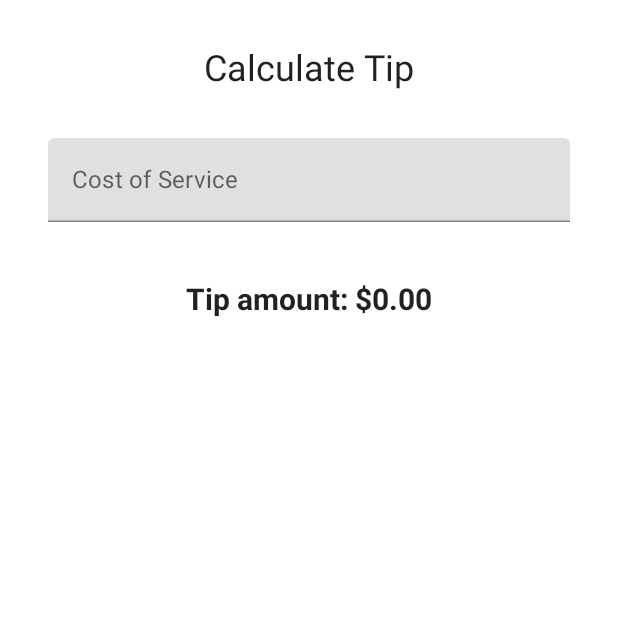
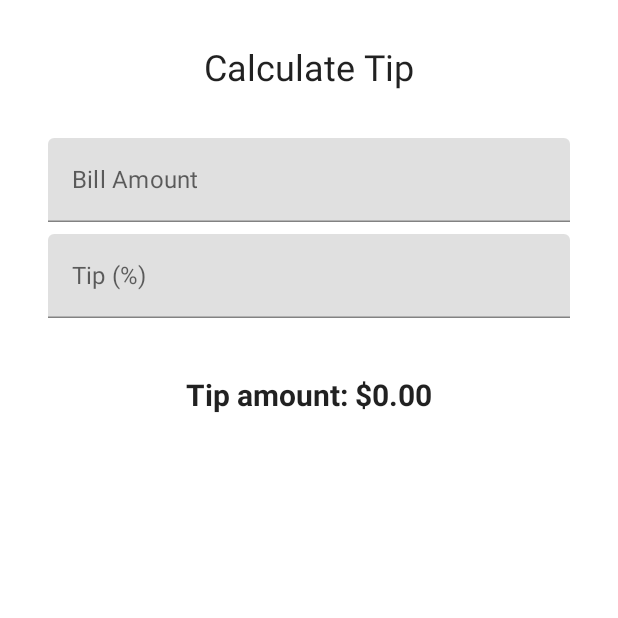
Before and after one commit to khairunsh/TipTime, an Android app built with Jetpack Compose: the screen it shows after launch (MainActivity), on a phone screen of 412 x 824 dp, the top half of it. Run offline under Robolectric (Android 15) with nearby library versions, the phone set to English and light mode, and no system bars.

Commit message:
Add a tip-percentage text field

```diff
--- a/app/src/main/java/com/shii/tiptime/MainActivity.kt
+++ b/app/src/main/java/com/shii/tiptime/MainActivity.kt
@@ -3,6 +3,7 @@ package com.shii.tiptime
 import android.os.Bundle
 import androidx.activity.ComponentActivity
 import androidx.activity.compose.setContent
+import androidx.annotation.StringRes
 import androidx.compose.foundation.layout.Arrangement
 import androidx.compose.foundation.layout.Column
 import androidx.compose.foundation.layout.Spacer
@@ -51,9 +52,12 @@ class MainActivity : ComponentActivity() {
 @Composable
 fun TipTimeScreen() {
     var amountInput by remember { mutableStateOf("") }
+    var tipInput by remember { mutableStateOf("") }
 
     val amount = amountInput.toDoubleOrNull() ?: 0.0
-    val tip = calculateTip(amount)
+    val tipPercent = tipInput.toDoubleOrNull() ?: 0.0
+
+    val tip = calculateTip(amount, tipPercent)
 
     Column(
         modifier = Modifier.padding(32.dp),
@@ -68,8 +72,15 @@ fun TipTimeScreen() {
         Spacer(modifier = Modifier.height(16.dp))
 
         EditNumberField(
+            label = R.string.bill_amount,
             value = amountInput,
             onValueChange = { amountInput = it }
+        )
+
+        EditNumberField(
+            label = R.string.how_was_the_service,
+            value = tipInput,
+            onValueChange = { tipInput = it }
         )
 
         Spacer(modifier = Modifier.height(24.dp))
@@ -85,13 +96,15 @@ fun TipTimeScreen() {
 
 @Composable
 fun EditNumberField(
+    @StringRes label: Int,
     value: String,
-    onValueChange: (String) -> Unit
+    onValueChange: (String) -> Unit,
+    modifier: Modifier = Modifier
 ) {
     TextField(
         value = value,
         onValueChange = onValueChange,
-        label = { Text(text = stringResource(id = R.string.cost_of_service)) },
+        label = { Text(text = stringResource(label)) },
         modifier = Modifier.fillMaxWidth(),
         singleLine = true,
         keyboardOptions = KeyboardOptions(keyboardType = KeyboardType.Number)
--- a/app/src/main/res/values/strings.xml
+++ b/app/src/main/res/values/strings.xml
@@ -1,6 +1,8 @@
 <resources>
     <string name="app_name">Tip Time</string>
     <string name="calculate_tip">Calculate Tip</string>
-    <string name="cost_of_service">Cost of Service</string>
+    <string name="bill_amount">Bill Amount</string>
     <string name="tip_amount">Tip amount: %s</string>
+    <string name="how_was_the_service">Tip (%)</string>
+    <string name="round_up_tip">Round up tip?</string>
 </resources>
```
